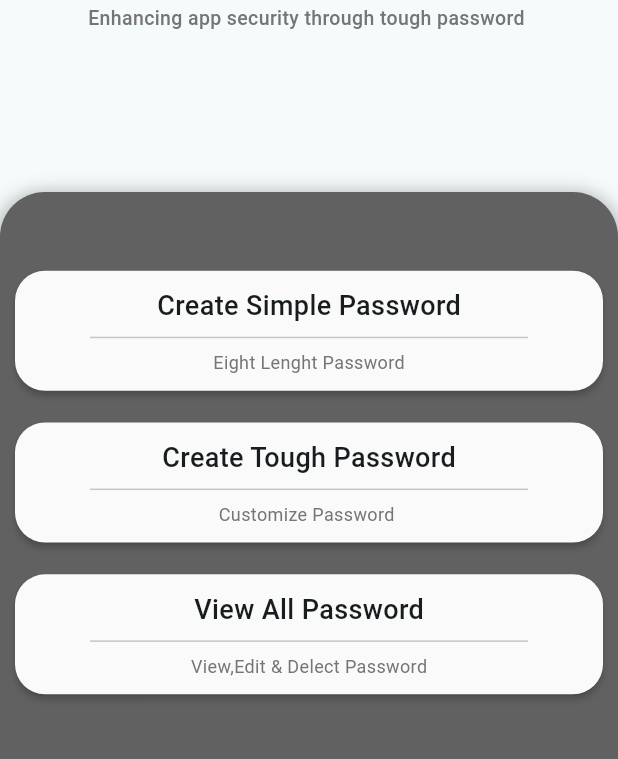
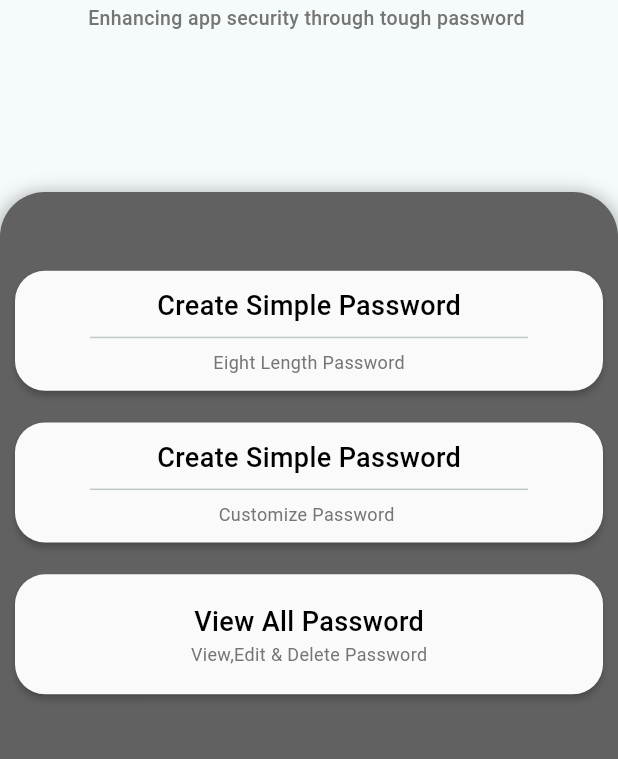
Before and after one commit to AroojAslam/password_generator_app, a Flutter app: the screen it shows after launch, on a phone screen of 412 x 824 dp, the part 463-1222 px from its top. Run offline on Flutter 3.47's test engine with Material 2 defaults, Android fonts, the light colour scheme and no system bars.

```diff
--- a/lib/constants.dart
+++ b/lib/constants.dart
@@ -1,38 +1,15 @@
 
 import 'package:flutter/material.dart';
 
-Widget homeButton(String title,String subtitle,BuildContext context,VoidCallback ontap){
-  return GestureDetector(
-    onTap: ontap,
-    child: Card(
-      color: Colors.grey.shade50,
-        margin: EdgeInsets.symmetric(vertical: 5,horizontal: 10),
-        elevation: 2,
-        shape: RoundedRectangleBorder(
-          borderRadius: BorderRadius.circular(20), // Adjust the value as needed
-        ),
-        child: SizedBox(
-          height: 80,
-          width: MediaQuery.of(context).size.width,
-          child: Padding(
-            padding: const EdgeInsets.symmetric(vertical: 5),
-            child: Column(
-              mainAxisAlignment: MainAxisAlignment.center,
-              children: [
-                Text(title, style: TextStyle(fontSize: 18,fontWeight: FontWeight.w500)),
-                Divider(indent: 50,endIndent: 50),
-                Text(subtitle, style: TextStyle(fontSize: 12,color: Colors.grey.shade600)),
-              ],
-            ),
-          ),
-        ),
-    ),
-  );
 
-}
-Widget customGestureDetector(
-    {required String buttonText,
-      required VoidCallback onTap,required BuildContext context, double height=80}) {
+Widget customGestureDetector({
+  required String buttonText,
+  required VoidCallback onTap,
+  required BuildContext context,
+  double height = 80,
+  Widget? divider,
+  Widget? text,
+}) {
   return GestureDetector(
     onTap: onTap,
     child: Card(
@@ -50,7 +27,12 @@ Widget customGestureDetector(
           child: Column(
             mainAxisAlignment: MainAxisAlignment.center,
             children: [
-              Text(buttonText, style: TextStyle(color: Colors.black,fontSize:18,fontWeight: FontWeight.w500 )),
+              Text(
+                buttonText,
+                style: TextStyle(color: Colors.black, fontSize: 18, fontWeight: FontWeight.w500),
+              ),
+              if (divider != null) divider,
+              if (text != null) text,
             ],
           ),
         ),
--- a/lib/main screens/home_screen.dart
+++ b/lib/main screens/home_screen.dart
@@ -1,4 +1,3 @@
-
 import 'package:flutter/material.dart';
 import 'package:password_generator_app/constants.dart';
 import 'package:password_generator_app/main%20screens/simple_pasword.dart';
@@ -6,20 +5,20 @@ import 'package:password_generator_app/main%20screens/tough_password.dart';
 import 'package:password_generator_app/main%20screens/view_password.dart';
 
 class MyHomePage extends StatefulWidget {
-
-
   @override
   State<MyHomePage> createState() => _MyHomePageState();
 }
 
 class _MyHomePageState extends State<MyHomePage> {
-
   @override
   Widget build(BuildContext context) {
     return Scaffold(
       appBar: AppBar(
-        backgroundColor:Colors.grey.shade700,
-        title: Text('Pocket Password Dairy',style: TextStyle(color: Colors.white),),
+        backgroundColor: Colors.grey.shade700,
+        title: Text(
+          'Pocket Password Dairy',
+          style: TextStyle(color: Colors.white),
+        ),
         leading: Image(image: AssetImage('assets/images/main.png')),
       ),
       body: SafeArea(
@@ -29,19 +28,29 @@ class _MyHomePageState extends State<MyHomePage> {
             children: [
               Column(
                 children: [
-                 SizedBox(height:MediaQuery.of(context).size.height*0.02,),
+                  SizedBox(
+                    height: MediaQuery.of(context).size.height * 0.02,
+                  ),
                   Image(
                       width: 200,
                       height: 200,
                       image: AssetImage('assets/images/main.png')),
-
-                 Text('Password Generator', style: TextStyle(fontSize: 25,fontWeight: FontWeight.bold),),
-                 SizedBox(height:3),
-                 Text('Enhancing app security through tough password ',style: TextStyle(fontSize: 13,fontWeight: FontWeight.w500,color: Colors.grey.shade600),),
+                  Text(
+                    'Password Generator',
+                    style: TextStyle(fontSize: 25, fontWeight: FontWeight.bold),
+                  ),
+                  SizedBox(height: 3),
+                  Text(
+                    'Enhancing app security through tough password ',
+                    style: TextStyle(
+                        fontSize: 13,
+                        fontWeight: FontWeight.w500,
+                        color: Colors.grey.shade600),
+                  ),
                 ],
               ),
               Container(
-               height: MediaQuery.of(context).size.height*0.47,
+                height: MediaQuery.of(context).size.height * 0.47,
                 decoration: BoxDecoration(
                   color: Colors.grey.shade700,
                   borderRadius: BorderRadius.only(
@@ -57,23 +66,59 @@ class _MyHomePageState extends State<MyHomePage> {
                     ),
                   ],
                 ),
-
                 child: Column(
                   mainAxisAlignment: MainAxisAlignment.spaceEvenly,
                   children: [
-                     SizedBox(height: 25,),
-                     homeButton("Create Simple Password", "Eight Lenght Password",context,(){
-                       Navigator.push(context, MaterialPageRoute(builder: (context) => SimplePassword(),));
-                     }),
-
-                     homeButton("Create Tough Password", "Customize Password ",context,(){
-                       Navigator.push(context, MaterialPageRoute(builder: (context) => ToughPassword(),));
-                     }),
-                     homeButton("View All Password", "View,Edit & Delect Password",context,(){
-                       Navigator.push(context, MaterialPageRoute(builder: (context) => ViewPassword(),));
-                     }),
-                     SizedBox(height: 25,),
-
+                    SizedBox(
+                      height: 25,
+                    ),
+                    customGestureDetector(
+                      buttonText: "Create Simple Password",
+                      onTap: () {
+                        Navigator.push(
+                            context,
+                            MaterialPageRoute(
+                              builder: (context) => SimplePassword(),
+                            ));
+                      },
+                      context: context,
+                      divider: Divider(indent: 50, endIndent: 50),
+                      text: Text("Eight Length Password",
+                          style: TextStyle(
+                              fontSize: 12, color: Colors.grey.shade600)),
+                    ),
+                    customGestureDetector(
+                      buttonText: "Create Simple Password",
+                      onTap: () {
+                        Navigator.push(
+                            context,
+                            MaterialPageRoute(
+                              builder: (context) => SimplePassword(),
+                            ));
+                      },
+                      context: context,
+                      divider: Divider(indent: 50, endIndent: 50),
+                      text: Text("Customize Password ",
+                          style: TextStyle(
+                              fontSize: 12, color: Colors.grey.shade600)),
+                    ),
+                    customGestureDetector(
+                      buttonText: "View All Password",
+                      onTap: () {
+                        Navigator.push(
+                            context,
+                            MaterialPageRoute(
+                              builder: (context) => ViewPassword(),
+                            ));
+                      },
+                      context: context,
+                      text: Text("View,Edit & Delete Password",
+                          style: TextStyle(
+                              fontSize: 12, color: Colors.grey.shade600)),
+                    ),
+                    SizedBox(
+                      height: 25,
+                    ),
                   ],
                 ),
               )
--- a/lib/main screens/simple_pasword.dart
+++ b/lib/main screens/simple_pasword.dart
@@ -128,7 +128,8 @@ class _SimplePasswordState extends State<SimplePassword> {
                             ],
                           );
                         });
-                  },context: context ),
+                  },
+                    context: context, ),
                   customGestureDetector(buttonText: 'Generate Password',  onTap: (){
                     setState(() {
                       str=generateRandomString(4);
```
Also changed, not shown: 3 other files. Lines whose indentation alone changed are shown as unchanged.
